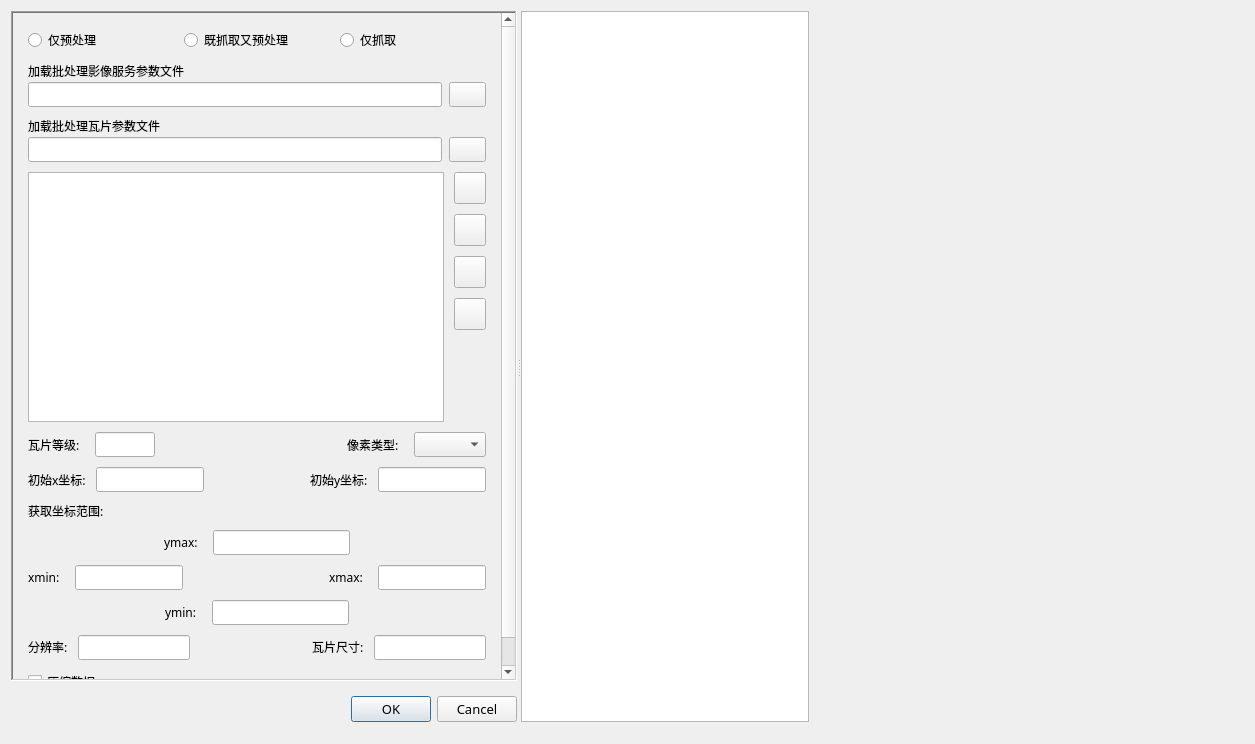
Before: the Qt Designer form UI/UITileMap.ui in zou-mono/oneTools, drawn with Qt 5.
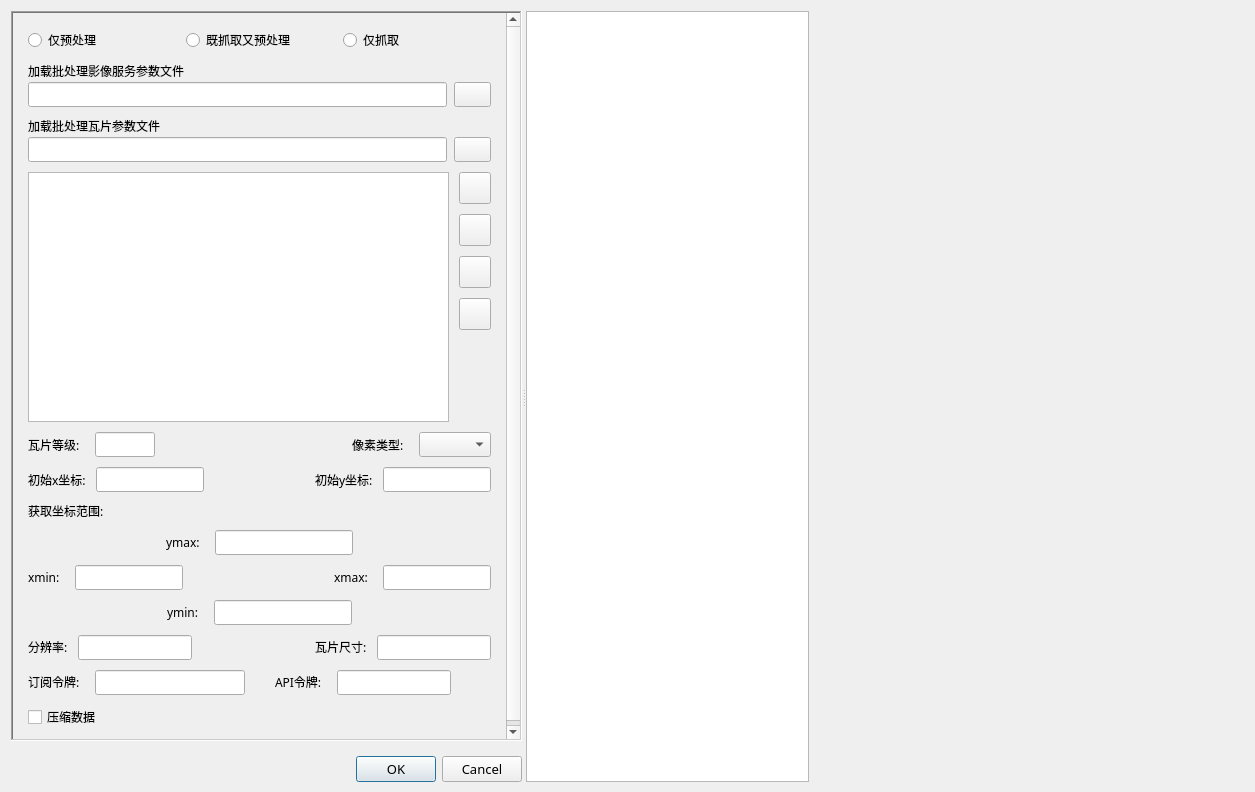
After: the same form once the commit is applied. Icons and pictures are not drawn. Custom widgets are drawn as their Qt base class.

Commit message: use the new rule of 2022-04 for tile crawler.

The edit to the form file:
```diff
--- a/UI/UITileMap.ui
+++ b/UI/UITileMap.ui
@@ -7,7 +7,7 @@
     <x>0</x>
     <y>0</y>
     <width>1255</width>
-    <height>744</height>
+    <height>792</height>
    </rect>
   </property>
   <property name="windowTitle">
@@ -23,7 +23,7 @@
      <x>11</x>
      <y>11</y>
      <width>798</width>
-     <height>711</height>
+     <height>771</height>
     </rect>
    </property>
    <property name="orientation">
@@ -74,8 +74,8 @@
          <rect>
           <x>0</x>
           <y>0</y>
-          <width>502</width>
-          <height>707</height>
+          <width>513</width>
+          <height>744</height>
          </rect>
         </property>
         <layout class="QHBoxLayout" name="horizontalLayout_6">
@@ -1038,6 +1038,157 @@
              </item>
             </layout>
            </item>
+           <item>
+            <layout class="QHBoxLayout" name="horizontalLayout_13">
+             <item>
+              <widget class="QLabel" name="label_4">
+               <property name="sizePolicy">
+                <sizepolicy hsizetype="Fixed" vsizetype="Fixed">
+                 <horstretch>0</horstretch>
+                 <verstretch>0</verstretch>
+                </sizepolicy>
+               </property>
+               <property name="font">
+                <font>
+                 <family>微软雅黑</family>
+                 <pointsize>9</pointsize>
+                </font>
+               </property>
+               <property name="text">
+                <string>订阅令牌:</string>
+               </property>
+              </widget>
+             </item>
+             <item>
+              <spacer name="verticalSpacer_3">
+               <property name="orientation">
+                <enum>Qt::Horizontal</enum>
+               </property>
+               <property name="sizeType">
+                <enum>QSizePolicy::Fixed</enum>
+               </property>
+               <property name="sizeHint" stdset="0">
+                <size>
+                 <width>5</width>
+                 <height>20</height>
+                </size>
+               </property>
+              </spacer>
+             </item>
+             <item>
+              <widget class="QLineEdit" name="txt_subscriptionToken">
+               <property name="sizePolicy">
+                <sizepolicy hsizetype="Maximum" vsizetype="Fixed">
+                 <horstretch>250</horstretch>
+                 <verstretch>0</verstretch>
+                </sizepolicy>
+               </property>
+               <property name="maximumSize">
+                <size>
+                 <width>150</width>
+                 <height>16777215</height>
+                </size>
+               </property>
+               <property name="font">
+                <font>
+                 <family>微软雅黑</family>
+                 <pointsize>9</pointsize>
+                </font>
+               </property>
+              </widget>
+             </item>
+             <item>
+              <spacer name="horizontalSpacer_12">
+               <property name="orientation">
+                <enum>Qt::Horizontal</enum>
+               </property>
+               <property name="sizeType">
+                <enum>QSizePolicy::Fixed</enum>
+               </property>
+               <property name="sizeHint" stdset="0">
+                <size>
+                 <width>20</width>
+                 <height>20</height>
+                </size>
+               </property>
+              </spacer>
+             </item>
+             <item>
+              <layout class="QHBoxLayout" name="horizontalLayout_14">
+               <item>
+                <widget class="QLabel" name="label_5">
+                 <property name="sizePolicy">
+                  <sizepolicy hsizetype="Fixed" vsizetype="Fixed">
+                   <horstretch>0</horstretch>
+                   <verstretch>0</verstretch>
+                  </sizepolicy>
+                 </property>
+                 <property name="font">
+                  <font>
+                   <family>微软雅黑</family>
+                   <pointsize>9</pointsize>
+                  </font>
+                 </property>
+                 <property name="text">
+                  <string>API令牌:</string>
+                 </property>
+                </widget>
+               </item>
+               <item>
+                <spacer name="verticalSpacer_4">
+                 <property name="orientation">
+                  <enum>Qt::Horizontal</enum>
+                 </property>
+                 <property name="sizeType">
+                  <enum>QSizePolicy::Fixed</enum>
+                 </property>
+                 <property name="sizeHint" stdset="0">
+                  <size>
+                   <width>5</width>
+                   <height>20</height>
+                  </size>
+                 </property>
+                </spacer>
+               </item>
+               <item>
+                <widget class="QLineEdit" name="txt_apiToken">
+                 <property name="sizePolicy">
+                  <sizepolicy hsizetype="Expanding" vsizetype="Fixed">
+                   <horstretch>150</horstretch>
+                   <verstretch>0</verstretch>
+                  </sizepolicy>
+                 </property>
+                 <property name="maximumSize">
+                  <size>
+                   <width>400</width>
+                   <height>16777215</height>
+                  </size>
+                 </property>
+                 <property name="font">
+                  <font>
+                   <family>微软雅黑</family>
+                   <pointsize>9</pointsize>
+                  </font>
+                 </property>
+                </widget>
+               </item>
+               <item>
+                <spacer name="horizontalSpacer_13">
+                 <property name="orientation">
+                  <enum>Qt::Horizontal</enum>
+                 </property>
+                 <property name="sizeHint" stdset="0">
+                  <size>
+                   <width>40</width>
+                   <height>20</height>
+                  </size>
+                 </property>
+                </spacer>
+               </item>
+              </layout>
+             </item>
+            </layout>
+           </item>
            <item>
             <widget class="QCheckBox" name="cb_compression">
              <property name="font">
```
The commit also changes 71 other files.
